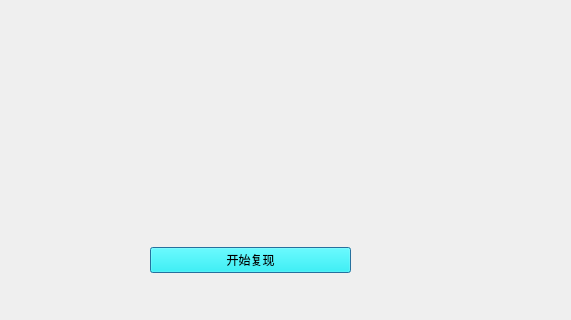
Sama20030220/Jpg2Excel, file app/mdui.ui: the form before one commit; both pictures show x 370 to 941 and y 580 to 900 of the 1283 by 900 pixel window.
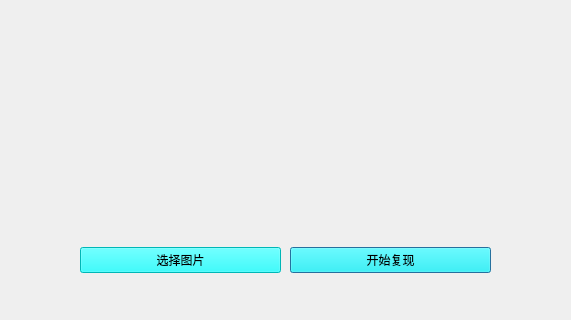
The form after the commit.

Patch:
```diff
--- a/app/mdui.ui
+++ b/app/mdui.ui
@@ -51,7 +51,7 @@
   <widget class="QWidget" name="verticalLayoutWidget">
    <property name="geometry">
     <rect>
-     <x>520</x>
+     <x>660</x>
      <y>790</y>
      <width>201</width>
      <height>101</height>
@@ -70,6 +70,28 @@
     </item>
    </layout>
   </widget>
+  <widget class="QWidget" name="verticalLayoutWidget_2">
+   <property name="geometry">
+    <rect>
+     <x>450</x>
+     <y>790</y>
+     <width>201</width>
+     <height>101</height>
+    </rect>
+   </property>
+   <layout class="QVBoxLayout" name="verticalLayout_2">
+    <item>
+     <widget class="QPushButton" name="Button_Image">
+      <property name="styleSheet">
+       <string notr="true">background-color:rgb(0, 255, 255)</string>
+      </property>
+      <property name="text">
+       <string>选择图片</string>
+      </property>
+     </widget>
+    </item>
+   </layout>
+  </widget>
  </widget>
  <resources/>
  <connections>
```
Left out of the diff: 17 changed lines with no effect on the pictures.
